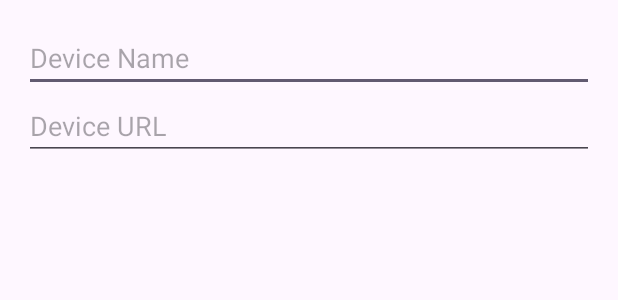
After one commit to metl-play/ESP-remote-app, an Android app: the layout dialog_add_device.xml on its own in the app's theme, with its tools: preview values and no code run, on a phone screen of 412 x 824 dp. The commit adds this screen. Shown: the top 300 px of the screen. Run offline under Robolectric (Android 15) with nearby library versions, the phone set to English and light mode, and no system bars.

Commit message:
Make Add devices Possible and save them

```diff
--- a/app/src/main/res/layout/activity_main.xml
+++ b/app/src/main/res/layout/activity_main.xml
@@ -66,7 +66,7 @@
         android:text="@string/version" />
 
     <Button
-        android:id="@+id/btn_add_device"
+        android:id="@+id/add_device_button"
         android:layout_width="200dp"
         android:layout_height="wrap_content"
         android:layout_alignParentBottom="true"
@@ -75,7 +75,7 @@
         android:layout_marginEnd="8dp"
         android:layout_marginBottom="8dp"
         android:layout_toEndOf="@id/version_button"
-        android:text="Add Device" />
+        android:text="@string/btn_add_device" />
 
     <WebView
         android:id="@+id/webview"
--- /dev/null
+++ b/app/src/main/res/layout/dialog_add_device.xml
@@ -0,0 +1,21 @@
+<?xml version="1.0" encoding="utf-8"?>
+<LinearLayout xmlns:android="http://schemas.android.com/apk/res/android"
+    android:layout_width="match_parent"
+    android:layout_height="wrap_content"
+    android:orientation="vertical"
+    android:padding="16dp">
+
+    <EditText
+        android:id="@+id/device_name"
+        android:layout_width="match_parent"
+        android:layout_height="wrap_content"
+        android:hint="Device Name"
+        android:inputType="text" />
+
+    <EditText
+        android:id="@+id/device_url"
+        android:layout_width="match_parent"
+        android:layout_height="wrap_content"
+        android:hint="Device URL"
+        android:inputType="textUri" />
+</LinearLayout>
--- a/app/src/main/res/values/strings.xml
+++ b/app/src/main/res/values/strings.xml
@@ -5,4 +5,5 @@
     <string name="btn_restart">Restart</string>
     <string name="btn_force_shutdown">Force Shutdown</string>
     <string name="btn_start_shutdown">Start/Shutdown</string>
+    <string name="btn_add_device">Add Device</string>
 </resources>
--- a/app/src/main/res/xml/network_security_config.xml
+++ b/app/src/main/res/xml/network_security_config.xml
@@ -3,7 +3,6 @@
     <domain-config cleartextTrafficPermitted="true">
         <domain includeSubdomains="true">localhost</domain>
         <domain includeSubdomains="true">192.168.0.0/16</domain>
-        <domain includeSubdomains="true">http://*.*</domain>
         <domain includeSubdomains="true">esp8266</domain>
         <domain includeSubdomains="true">esp8266.local</domain>
     </domain-config>
```
Also changed, not shown: app/src/main/java/xyz/metl_group/esp_remote_app/MainActivity.java (+60 -5 lines), 1 other file.
